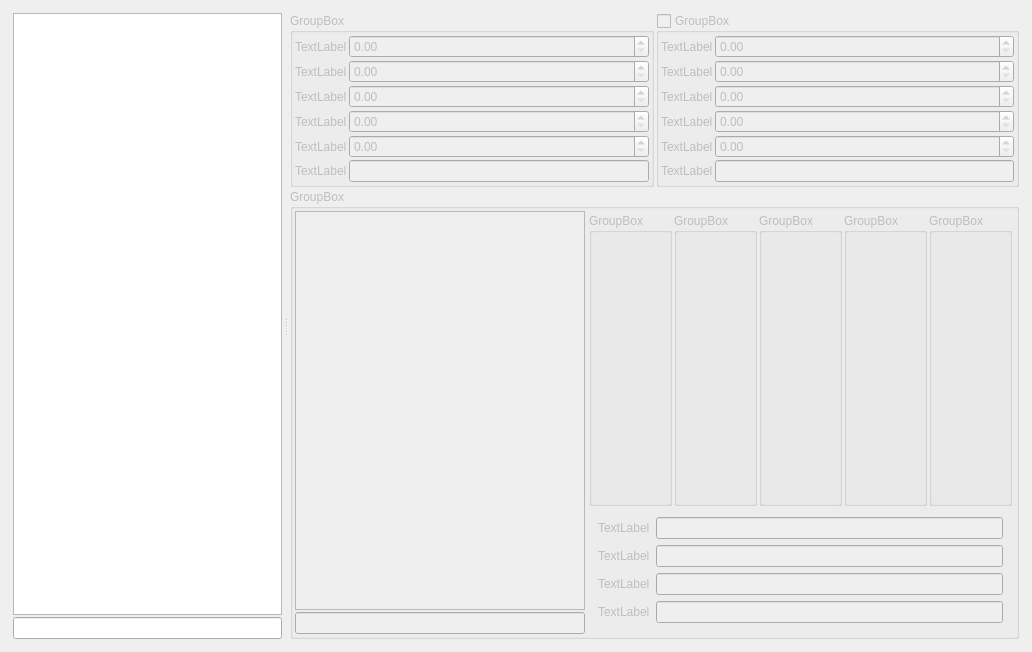
This is rpfm_ui/ui_templates/portrait_settings_editor.ui in Frodo45127/rpfm as Qt 5 draws it before an edit. The edited form follows.
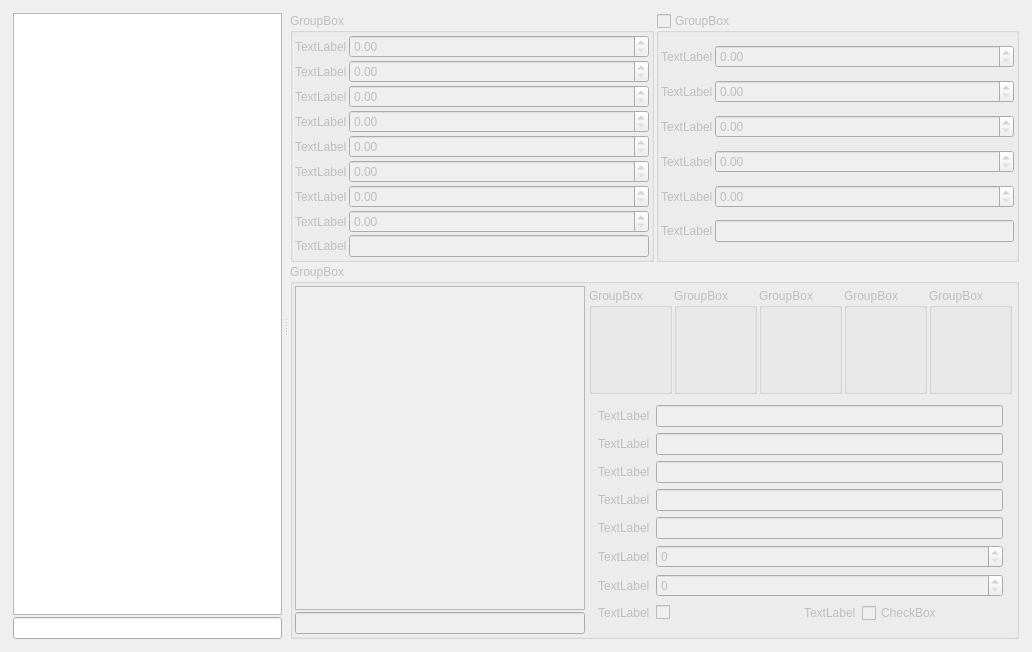
This is the edited form. Custom widgets are drawn as their Qt base class.

Commit message: Implemented full support for PortraitSettings V1 files.

Patch:
```diff
--- a/rpfm_ui/ui_templates/portrait_settings_editor.ui
+++ b/rpfm_ui/ui_templates/portrait_settings_editor.ui
@@ -117,6 +117,48 @@
             </property>
            </widget>
           </item>
+          <item row="4" column="0">
+           <widget class="QLabel" name="head_distance_label">
+            <property name="text">
+             <string>TextLabel</string>
+            </property>
+           </widget>
+          </item>
+          <item row="3" column="0">
+           <widget class="QLabel" name="head_pitch_label">
+            <property name="text">
+             <string>TextLabel</string>
+            </property>
+           </widget>
+          </item>
+          <item row="7" column="0">
+           <widget class="QLabel" name="head_fov_label">
+            <property name="text">
+             <string>TextLabel</string>
+            </property>
+           </widget>
+          </item>
+          <item row="5" column="0">
+           <widget class="QLabel" name="head_theta_label">
+            <property name="text">
+             <string>TextLabel</string>
+            </property>
+           </widget>
+          </item>
+          <item row="2" column="1">
+           <widget class="QDoubleSpinBox" name="head_yaw_spinbox">
+            <property name="maximum">
+             <double>1000.000000000000000</double>
+            </property>
+           </widget>
+          </item>
+          <item row="8" column="0">
+           <widget class="QLabel" name="head_skeleton_node_label">
+            <property name="text">
+             <string>TextLabel</string>
+            </property>
+           </widget>
+          </item>
           <item row="0" column="1">
            <widget class="QDoubleSpinBox" name="head_z_spinbox">
             <property name="maximum">
@@ -124,6 +166,16 @@
             </property>
            </widget>
           </item>
+          <item row="7" column="1">
+           <widget class="QDoubleSpinBox" name="head_fov_spinbox">
+            <property name="maximum">
+             <double>1000.000000000000000</double>
+            </property>
+           </widget>
+          </item>
+          <item row="8" column="1">
+           <widget class="KLineEdit" name="head_skeleton_node_line_edit"/>
+          </item>
           <item row="3" column="1">
            <widget class="QDoubleSpinBox" name="head_pitch_spinbox">
             <property name="maximum">
@@ -131,20 +183,6 @@
             </property>
            </widget>
           </item>
-          <item row="4" column="1">
-           <widget class="QDoubleSpinBox" name="head_fov_spinbox">
-            <property name="maximum">
-             <double>1000.000000000000000</double>
-            </property>
-           </widget>
-          </item>
-          <item row="2" column="1">
-           <widget class="QDoubleSpinBox" name="head_yaw_spinbox">
-            <property name="maximum">
-             <double>1000.000000000000000</double>
-            </property>
-           </widget>
-          </item>
           <item row="0" column="0">
            <widget class="QLabel" name="head_z_label">
             <property name="text">
@@ -166,29 +204,21 @@
             </property>
            </widget>
           </item>
-          <item row="3" column="0">
-           <widget class="QLabel" name="head_pitch_label">
+          <item row="6" column="0">
+           <widget class="QLabel" name="head_phi_label">
             <property name="text">
              <string>TextLabel</string>
             </property>
            </widget>
           </item>
-          <item row="4" column="0">
-           <widget class="QLabel" name="head_fov_label">
-            <property name="text">
-             <string>TextLabel</string>
-            </property>
-           </widget>
-          </item>
-          <item row="5" column="0">
-           <widget class="QLabel" name="head_skeleton_node_label">
-            <property name="text">
-             <string>TextLabel</string>
-            </property>
-           </widget>
+          <item row="4" column="1">
+           <widget class="QDoubleSpinBox" name="head_distance_spinbox"/>
           </item>
           <item row="5" column="1">
-           <widget class="KLineEdit" name="head_skeleton_node_line_edit"/>
+           <widget class="QDoubleSpinBox" name="head_theta_spinbox"/>
+          </item>
+          <item row="6" column="1">
+           <widget class="QDoubleSpinBox" name="head_phi_spinbox"/>
           </item>
          </layout>
         </widget>
@@ -232,52 +262,6 @@
              <property name="spacing">
               <number>2</number>
              </property>
-             <item row="1" column="1" colspan="2">
-              <widget class="QWidget" name="widget_3" native="true">
-               <layout class="QGridLayout" name="gridLayout_12">
-                <item row="0" column="0">
-                 <widget class="QLabel" name="file_diffuse_label">
-                  <property name="text">
-                   <string>TextLabel</string>
-                  </property>
-                 </widget>
-                </item>
-                <item row="0" column="1">
-                 <widget class="KLineEdit" name="file_diffuse_line_edit"/>
-                </item>
-                <item row="1" column="0">
-                 <widget class="QLabel" name="file_mask_1_label">
-                  <property name="text">
-                   <string>TextLabel</string>
-                  </property>
-                 </widget>
-                </item>
-                <item row="1" column="1">
-                 <widget class="KLineEdit" name="file_mask_1_line_edit"/>
-                </item>
-                <item row="2" column="0">
-                 <widget class="QLabel" name="file_mask_2_label">
-                  <property name="text">
-                   <string>TextLabel</string>
-                  </property>
-                 </widget>
-                </item>
-                <item row="2" column="1">
-                 <widget class="KLineEdit" name="file_mask_2_line_edit"/>
-                </item>
-                <item row="3" column="0">
-                 <widget class="QLabel" name="file_mask_3_label">
-                  <property name="text">
-                   <string>TextLabel</string>
-                  </property>
-                 </widget>
-                </item>
-                <item row="3" column="1">
-                 <widget class="KLineEdit" name="file_mask_3_line_edit"/>
-                </item>
-               </layout>
-              </widget>
-             </item>
              <item row="0" column="1" colspan="2">
               <widget class="QWidget" name="widget_4" native="true">
                <layout class="QGridLayout" name="gridLayout_13" columnstretch="0,1,1,1,1,0">
@@ -403,6 +387,110 @@
                </layout>
               </widget>
              </item>
+             <item row="1" column="1" colspan="2">
+              <widget class="QWidget" name="widget_3" native="true">
+               <layout class="QGridLayout" name="gridLayout_12" columnstretch="0,0,1,0,1">
+                <item row="2" column="0">
+                 <widget class="QLabel" name="file_mask_2_label">
+                  <property name="text">
+                   <string>TextLabel</string>
+                  </property>
+                 </widget>
+                </item>
+                <item row="3" column="0">
+                 <widget class="QLabel" name="file_mask_3_label">
+                  <property name="text">
+                   <string>TextLabel</string>
+                  </property>
+                 </widget>
+                </item>
+                <item row="7" column="2">
+                 <widget class="QCheckBox" name="politician_checkbox">
+                  <property name="text">
+                   <string/>
+                  </property>
+                 </widget>
+                </item>
+                <item row="0" column="0">
+                 <widget class="QLabel" name="file_diffuse_label">
+                  <property name="text">
+                   <string>TextLabel</string>
+                  </property>
+                 </widget>
+                </item>
+                <item row="6" column="0">
+                 <widget class="QLabel" name="age_label">
+                  <property name="text">
+                   <string>TextLabel</string>
+                  </property>
+                 </widget>
+                </item>
+                <item row="4" column="0">
+                 <widget class="QLabel" name="season_label">
+                  <property name="text">
+                   <string>TextLabel</string>
+                  </property>
+                 </widget>
+                </item>
+                <item row="5" column="0">
+                 <widget class="QLabel" name="level_label">
+                  <property name="text">
+                   <string>TextLabel</string>
+                  </property>
+                 </widget>
+                </item>
+                <item row="7" column="3">
+                 <widget class="QLabel" name="faction_leader_label">
+                  <property name="text">
+                   <string>TextLabel</string>
+                  </property>
+                 </widget>
+                </item>
+                <item row="1" column="0">
+                 <widget class="QLabel" name="file_mask_1_label">
+                  <property name="text">
+                   <string>TextLabel</string>
+                  </property>
+                 </widget>
+                </item>
+                <item row="7" column="0">
+                 <widget class="QLabel" name="politician_label">
+                  <property name="text">
+                   <string>TextLabel</string>
+                  </property>
+                 </widget>
+                </item>
+                <item row="7" column="4">
+                 <widget class="QCheckBox" name="faction_leader_checkbox">
+                  <property name="text">
+                   <string>CheckBox</string>
+                  </property>
+                 </widget>
+                </item>
+                <item row="6" column="2" colspan="3">
+                 <widget class="QSpinBox" name="age_spinbox"/>
+                </item>
+                <item row="5" column="2" colspan="3">
+                 <widget class="QSpinBox" name="level_spinbox"/>
+                </item>
+                <item row="4" column="2" colspan="3">
+                 <widget class="KLineEdit" name="season_line_edit"/>
+                </item>
+                <item row="3" column="2" colspan="3">
+                 <widget class="KLineEdit" name="file_mask_3_line_edit"/>
+                </item>
+                <item row="2" column="2" colspan="3">
+                 <widget class="KLineEdit" name="file_mask_2_line_edit"/>
+                </item>
+                <item row="1" column="2" colspan="3">
+                 <widget class="KLineEdit" name="file_mask_1_line_edit"/>
+                </item>
+                <item row="0" column="2" colspan="3">
+                 <widget class="KLineEdit" name="file_diffuse_line_edit"/>
+                </item>
+               </layout>
+              </widget>
+             </item>
             </layout>
            </widget>
           </item>
```
The commit also changes 3 other files.
